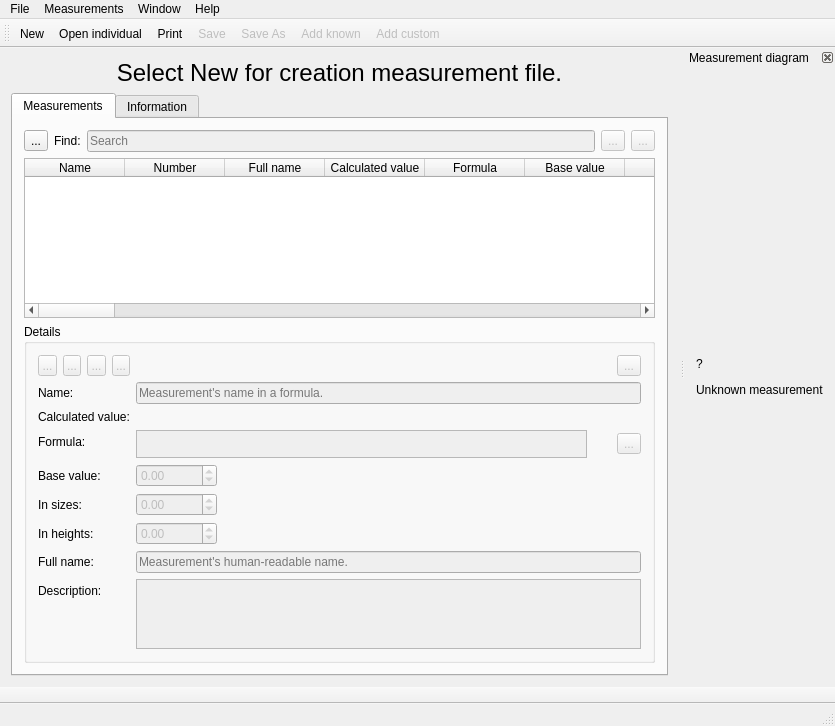
The window that src/app/seamlyme/tmainwindow.ui (FashionFreedom/Seamly2D) describes before a commit, drawn with Qt 5.
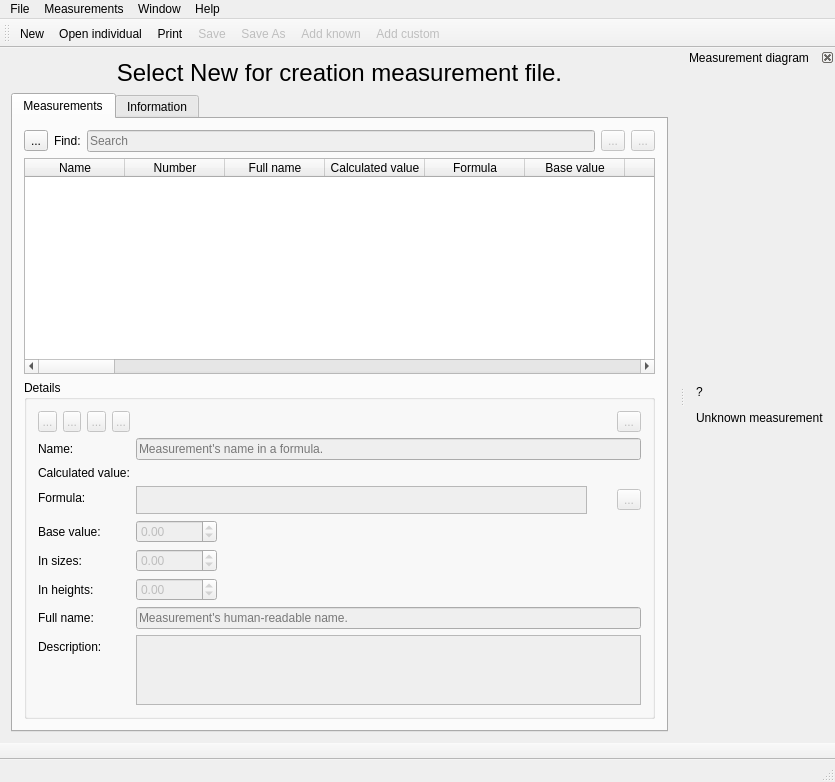
The same window after the commit. Icons and pictures are not drawn.

```diff
--- a/src/app/seamlyme/tmainwindow.ui
+++ b/src/app/seamlyme/tmainwindow.ui
@@ -7,7 +7,7 @@
     <x>0</x>
     <y>0</y>
     <width>835</width>
-    <height>726</height>
+    <height>782</height>
    </rect>
   </property>
   <property name="windowTitle">
```
Left out of the diff: 5 changed lines with no effect on the pictures.
